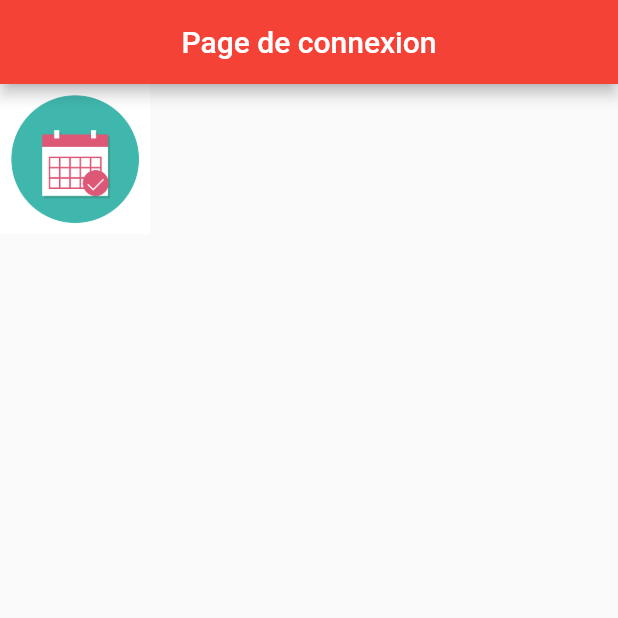
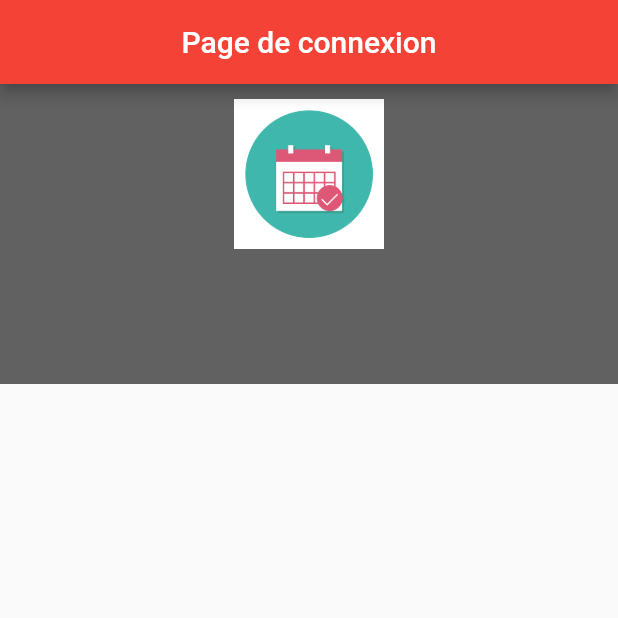
Before and after one commit to BaldeHamidou/flutterfirstproj, a Flutter app: the screen it shows after launch, on a phone screen of 412 x 824 dp, the top half of it. Run offline on Flutter 3.47's test engine with Material 2 defaults, Android fonts, the phone set to English and light mode, and no system bars.

Commit message:
centrer_immage

```diff
--- a/lib/pages/LoginPage.dart
+++ b/lib/pages/LoginPage.dart
@@ -12,10 +12,16 @@ class LoginPage extends StatelessWidget {
           centerTitle: true,
         ),
         body: Container(
-          child: Column(
-            children: <Widget>[_headerBuild()],
-          ),
-        ));
+            padding: EdgeInsets.fromLTRB(0, 10, 0, 0),
+            height: 200,
+            child: Align(
+              //alignment: Alignment.center
+              //widthFactor: 200,
+              child: Column(
+                  crossAxisAlignment: CrossAxisAlignment.center,
+                  children: <Widget>[_headerBuild()]),
+            ),
+            decoration: BoxDecoration(color: Colors.grey[700])));
   }
 }
 
```
